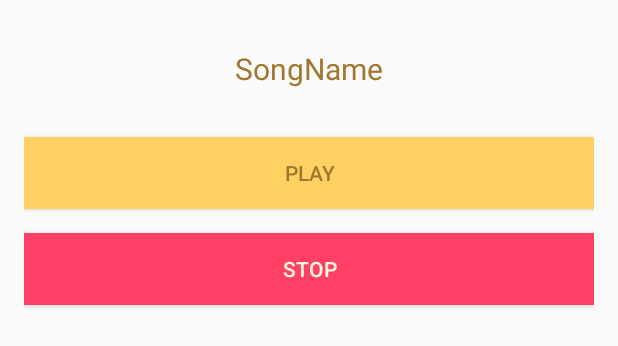
After one commit to ishantk/ActivityDemo, an Android app: the layout cutsom_dialog.xml on its own in the app's theme, with its tools: preview values and no code run, on a phone screen of 412 x 824 dp. The commit adds this screen. Shown: the top 346 px of the screen. Run offline under Robolectric (Android 15) with nearby library versions, the phone set to English and light mode, and no system bars.

Commit message:
BigStyleNotification, Dialogs and Fragments

```diff
--- a/app/build.gradle
+++ b/app/build.gradle
@@ -27,5 +27,6 @@ dependencies {
     compile 'com.android.support:appcompat-v7:26.+'
     compile 'com.android.support.constraint:constraint-layout:1.0.2'
     compile 'com.android.support:recyclerview-v7:26.0.0-alpha1'
+    compile 'com.android.support:support-v4:26.+'
     testCompile 'junit:junit:4.12'
 }
--- a/app/src/main/java/com/auribises/activitydemo/MyMusicReceiver.java
+++ b/app/src/main/java/com/auribises/activitydemo/MyMusicReceiver.java
@@ -31,6 +31,10 @@ public class MyMusicReceiver extends BroadcastReceiver {
 
         builder.setContentIntent(pendingIntent);
 
+        builder.setStyle(new NotificationCompat.BigTextStyle().bigText("This is Big Text..!!"));
+        builder.addAction(android.R.drawable.ic_menu_add,"Add",pendingIntent);
+        builder.addAction(android.R.drawable.ic_menu_delete,"Delete",pendingIntent);
+
         Notification notification = builder.build();
 
 
@@ -48,6 +52,7 @@ public class MyMusicReceiver extends BroadcastReceiver {
 
         if(action.equals("a.b.c.d")){
             Toast.makeText(context,"a.b.c.d received... and song is: "+songName,Toast.LENGTH_LONG).show();
+            showNotification();
         }
 
 
--- /dev/null
+++ b/app/src/main/res/layout/cutsom_dialog.xml
@@ -0,0 +1,37 @@
+<?xml version="1.0" encoding="utf-8"?>
+<LinearLayout xmlns:android="http://schemas.android.com/apk/res/android"
+    android:orientation="vertical"
+    android:padding="16dp"
+    android:layout_width="match_parent"
+    android:layout_height="wrap_content">
+
+    <TextView
+        android:id="@+id/textViewSongName"
+        android:layout_width="wrap_content"
+        android:layout_height="wrap_content"
+        android:layout_gravity="center"
+        android:textColor="@color/colorPrimaryDark"
+        android:layout_marginTop="16dp"
+        android:textSize="20dp"
+        android:layout_marginBottom="16dp"
+        android:text="SongName" />
+
+    <Button
+        android:id="@+id/buttonPlay"
+        android:background="@color/colorPrimary"
+        android:textColor="@color/colorPrimaryDark"
+        android:layout_width="match_parent"
+        android:layout_height="wrap_content"
+        android:layout_marginTop="16dp"
+        android:layout_marginBottom="16dp"
+        android:text="Play" />
+
+    <Button
+        android:id="@+id/buttonStop"
+        android:background="@color/colorAccent"
+        android:textColor="@color/bgOne"
+        android:layout_width="match_parent"
+        android:layout_height="wrap_content"
+        android:layout_marginBottom="16dp"
+        android:text="Stop" />
+</LinearLayout>
--- a/app/src/main/res/values/strings.xml
+++ b/app/src/main/res/values/strings.xml
@@ -1,3 +1,6 @@
 <resources>
     <string name="app_name">Sunny</string>
+
+    <!-- TODO: Remove or change this placeholder text -->
+    <string name="hello_blank_fragment">Hello blank fragment</string>
 </resources>
```
Also changed, not shown: app/src/main/AndroidManifest.xml (+8 -7 lines), app/src/main/java/com/auribises/activitydemo/LowerFragment.java (added, +45 -0 lines), app/src/main/java/com/auribises/activitydemo/MyFragmentsActivity.java (added, +33 -0 lines), app/src/main/java/com/auribises/activitydemo/PlaySongActivity.java (+94 -6 lines), app/src/main/java/com/auribises/activitydemo/UpperFragment.java (added, +53 -0 lines), app/src/main/res/layout/activity_my_fragments.xml (added, +28 -0 lines), app/src/main/res/layout/fragment_lower.xml (added, +9 -0 lines), app/src/main/res/layout/fragment_upper.xml (added, +25 -0 lines).
